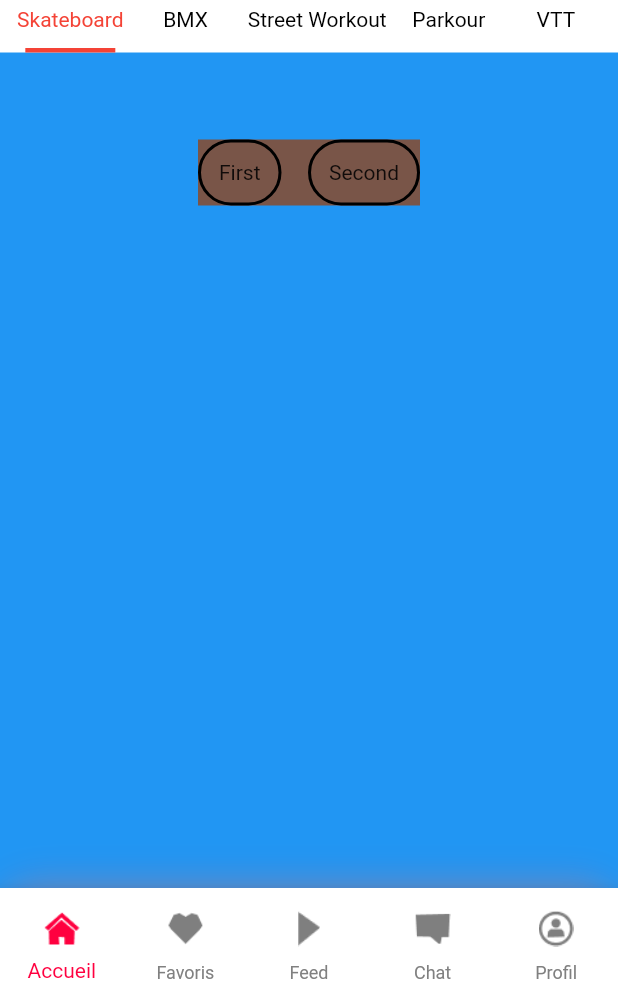
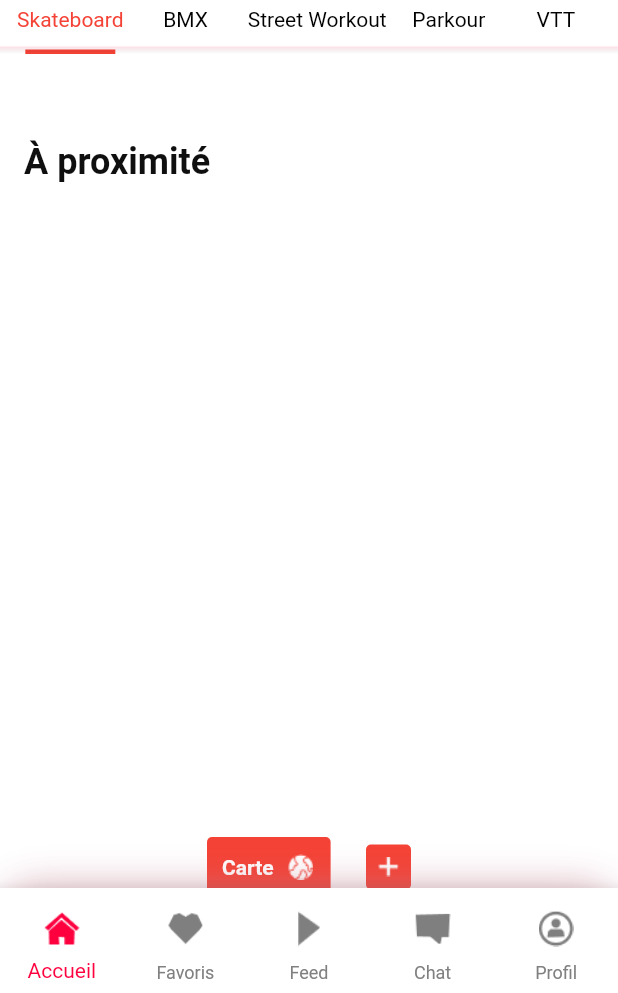
Before and after one commit to AlzUrt/Spotted, a Flutter app: the screen it shows after launch, on a phone screen of 412 x 824 dp, the part 243-1236 px from its top. Run offline on Flutter 3.47's test engine with Material 2 defaults, Android fonts, the phone set to English and light mode, and no system bars; Roboto replaces fonts that are missing (IntegralCF).

Commit message:
add ombre + différente page

```diff
--- a/lib/components/sport_menu.dart
+++ b/lib/components/sport_menu.dart
@@ -1,4 +1,5 @@
 import 'package:flutter/material.dart';
+import '../assets/colors.dart';
 
 class SportMenu extends StatefulWidget {
   final int selectedIndex;
@@ -21,7 +22,9 @@ class _SportMenuState extends State<SportMenu> {
 
   @override
   Widget build(BuildContext context) {
-    return Container(
+    return Stack(
+      children: [
+        Container(
           color: Colors.white,
           child: Row(
             mainAxisAlignment: MainAxisAlignment.spaceEvenly,
@@ -33,6 +36,26 @@ class _SportMenuState extends State<SportMenu> {
               buildMenuItem(4, 'VTT'),
             ],
           ),
+        ),
+        Positioned(
+          left: 0,
+          right: 0,
+          bottom: 0,
+          child: Container(
+            height: 5, // Hauteur de l'ombre
+            decoration: BoxDecoration(
+              gradient: LinearGradient(
+                begin: Alignment.topCenter,
+                end: Alignment.bottomCenter,
+                colors: [
+                  CustomColors.red.withOpacity(0.12),
+                  Colors.transparent,
+                ],
+              ),
+            ),
+          ),
+        ),
+      ],
     );
   }
 
@@ -52,7 +75,7 @@ class _SportMenuState extends State<SportMenu> {
               color: widget.selectedIndex == index ? Colors.red : Colors.black,
             ),
           ),
-          SizedBox(height: 11.0), // Espace pour la barre rouge
+          SizedBox(height: 12.0), // Espace pour la barre rouge
           Opacity(
             opacity: widget.selectedIndex == index ? 1.0 : 0.0,
             child: Container(
--- a/lib/views/home.dart
+++ b/lib/views/home.dart
@@ -3,6 +3,8 @@ import 'package:padsou/assets/colors.dart';
 import 'package:padsou/views/map.dart';
 import 'package:padsou/views/accueil.dart';
 import 'package:padsou/components/search_field.dart';
+import 'package:padsou/views/spotList.dart';
+
 
 class Home extends StatefulWidget {
   @override
@@ -12,91 +14,10 @@ class Home extends StatefulWidget {
 class _HomeState extends State<Home> {
   @override
   Widget build(BuildContext context) {
-    return Scaffold(
-      backgroundColor: Colors.blue,
-      body: Stack(
-        children: [
-          Container(
-            child: SearchField(),
-          ),
+  return Scaffold(
+    backgroundColor: Colors.blue,
+    body: SpotList(),
+  );
+}
 
-          Positioned(
-            left: 0,
-            right: 0,
-            // bottom: 90,
-            top: 255,
-
-            child: Container(
-              color: Colors.brown,
-              margin: EdgeInsets.symmetric(horizontal: 132),
-              child: Column(
-                children: [
-                  Container(
-                    // margin: EdgeInsets.only(bottom: 16),
-                    child: Row(
-                      mainAxisAlignment: MainAxisAlignment.spaceBetween,
-                      children: [
-                        // Add the first button
-                        Container(
-                          decoration: BoxDecoration(
-                            borderRadius: BorderRadius.circular(50),
-                            border: Border.all(width: 2, color: Colors.black),
-                          ),
-                          child: Material(
-                            color: Colors.transparent,
-                            child: InkWell(
-                              onTap: () {
-                                // Navigate to the first page
-                                Navigator.push(
-                                  context,
-                                  MaterialPageRoute(
-                                      builder: (context) => FirstPage()),
-                                );
-                              },
-                              child: Padding(
-                                padding: const EdgeInsets.all(12.0),
-                                child: Text('First'),
-                              ),
-                            ),
-                          ),
-                        ),
-
-                        // Add some spacing between the buttons
-                        SizedBox(width: 16),
-
-                        // Add the second button
-                        Container(
-                          decoration: BoxDecoration(
-                            borderRadius: BorderRadius.circular(50),
-                            border: Border.all(width: 2, color: Colors.black),
-                          ),
-                          child: Material(
-                            color: Colors.transparent,
-                            child: InkWell(
-                              onTap: () {
-                                // Navigate to the second page
-                                Navigator.push(
-                                  context,
-                                  MaterialPageRoute(
-                                      builder: (context) => SecondPage()),
-                                );
-                              },
-                              child: Padding(
-                                padding: const EdgeInsets.all(12.0),
-                                child: Text('Second'),
-                              ),
-                            ),
-                          ),
-                        ),
-                      ],
-                    ),
-                  ),
-                ],
-              ),
-            ),
-          ),
-        ],
-      ),
-    );
-  }
 }
--- /dev/null
+++ b/lib/views/spotList.dart
@@ -0,0 +1,138 @@
+
+import 'package:flutter/material.dart';
+import 'package:padsou/assets/colors.dart';
+import 'package:padsou/views/map.dart';
+import 'package:padsou/views/accueil.dart';
+import 'package:padsou/components/search_field.dart';
+
+class SpotList extends StatefulWidget {
+  @override
+  _SpotListState createState() => _SpotListState();
+}
+
+class _SpotListState extends State<SpotList> {
+  @override
+  Widget build(BuildContext context) {
+    return Scaffold(
+      backgroundColor: Colors.white,
+      body: Stack(
+        children: [
+          Container(
+            child: SearchField(),
+          ),
+          Positioned(
+            left: 16,
+            top: 256,
+            child: Text(
+              "À proximité",
+              style: TextStyle(
+                fontSize: 24,
+                fontWeight: FontWeight.bold,
+                color: CustomColors.black,
+              ),
+            ),
+          ),
+          Positioned(
+            left: 0,
+            right: 0,
+            // bottom: 90,
+            top: 720,
+
+            child: Container(
+              margin: EdgeInsets.symmetric(horizontal: 138),
+              child: Column(
+                children: [
+                  Container(
+                    // margin: EdgeInsets.only(bottom: 16),
+                    child: Row(
+                      mainAxisAlignment: MainAxisAlignment.spaceBetween,
+                      children: [
+                        // Add the first button
+                        Container(
+                          decoration: BoxDecoration(
+                            borderRadius: BorderRadius.circular(3.3),
+                            color: Colors.red,
+                          ),
+                          child: Material(
+                            color: Colors.transparent,
+                            child: InkWell(
+                              onTap: () {
+                                // Navigate to the first page
+                                Navigator.push(
+                                  context,
+                                  MaterialPageRoute(
+                                      builder: (context) => FirstPage()),
+                                );
+                              },
+                              child: Padding(
+                                padding: const EdgeInsets.all(10.0),
+                                child: Row(
+                                  mainAxisAlignment: MainAxisAlignment.center,
+                                  children: [
+                                    Text(
+                                      'Carte',
+                                      style: TextStyle(
+                                        color: Colors.white,
+                                        fontWeight: FontWeight.bold,
+                                      ),
+                                    ),
+                                    SizedBox(width: 8),
+                                    Image.asset(
+                                      'lib/assets/images/icons/terre.png',
+                                      width: 20,
+                                      height: 20,
+                                      color: Colors.white,
+                                    ),
+                                  ],
+                                ),
+                              ),
+                            ),
+                          ),
+                        ),
+
+                        // Add some spacing between the buttons
+                        SizedBox(width: 16),
+
+                        // Add the second button
+                        Container(
+                          height: 30.0,
+                          width: 30.0,
+                          decoration: BoxDecoration(
+                            borderRadius: BorderRadius.circular(3.3),
+                            color: Colors.red,
+                          ),
+                          child: Material(
+                            color: Colors.transparent,
+                            child: InkWell(
+                              onTap: () {
+                                // Navigate to the second page
+                                Navigator.push(
+                                  context,
+                                  MaterialPageRoute(
+                                      builder: (context) => SecondPage()),
+                                );
+                              },
+                              child: Padding(
+                                padding: const EdgeInsets.all(0),
+                                child: Image.asset(
+                                  'lib/assets/images/icons/plus.png',
+                                  width: 150,
+                                  height: 150,
+                                  color: Colors.white,
+                                ),
+                              ),
+                            ),
+                          ),
+                        ),
+                      ],
+                    ),
+                  ),
+                ],
+              ),
+            ),
+          ),
+        ],
+      ),
+    );
+  }
+}
```
Also changed, not shown: lib/components/search_field.dart (+1 -13 lines), lib/assets/images/icons/plus.png (added), lib/assets/images/icons/terre.png (added). Lines whose indentation alone changed are shown as unchanged.
